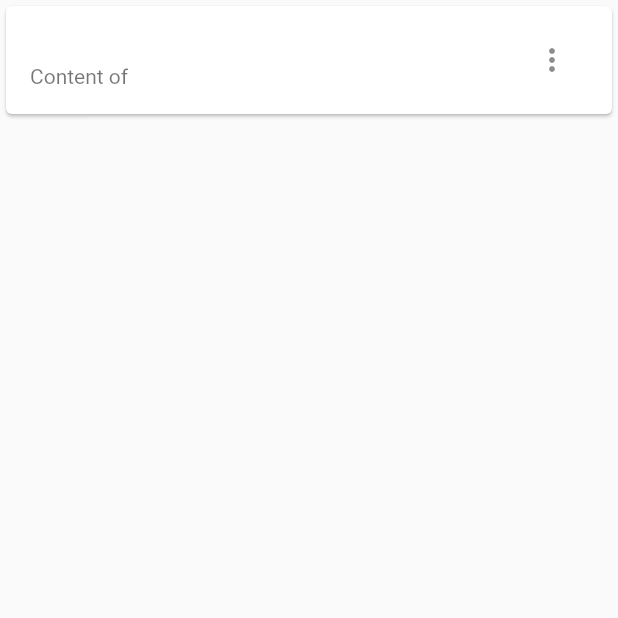
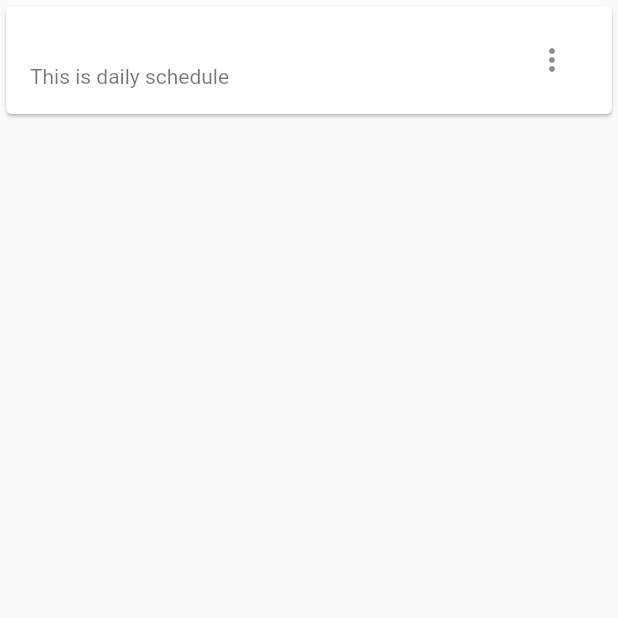
Before and after one commit to florbedo/dongbaek, a Flutter app: the AddSchedulePage screen opened by its route, after a tap on "Create", on a phone screen of 412 x 824 dp, the top half of it. Run offline on Flutter 3.47's test engine with Material 2 defaults, Android fonts, the phone set to English and light mode, and no system bars; our stand-ins replace flutter_bloc.

Commit message:
Add CycleUnitType for Schedule

```diff
--- a/lib/add_schedule_page.dart
+++ b/lib/add_schedule_page.dart
@@ -58,7 +58,7 @@ class _AddSchedulePageState extends State<AddSchedulePage> {
                 ElevatedButton(
                   onPressed: () {
                     _addScheduleFormKey.currentState!.save();
-                    context.read<ScheduleBloc>().add(AddScheduleEvent(_title));
+                    context.read<ScheduleBloc>().add(AddScheduleEvent(_title, _cycleUnitType));
                     Navigator.pop(context);
                   },
                   child: const Text("Create"),
@@ -71,8 +71,3 @@ class _AddSchedulePageState extends State<AddSchedulePage> {
     );
   }
 }
-
-enum CycleUnitType {
-  daily,
-  weekly,
-}
--- a/lib/blocs/schedule_bloc.dart
+++ b/lib/blocs/schedule_bloc.dart
@@ -7,8 +7,9 @@ abstract class ScheduleEvent {}
 
 class AddScheduleEvent extends ScheduleEvent {
   final String title;
+  final CycleUnitType cycleUnitType;
 
-  AddScheduleEvent(this.title);
+  AddScheduleEvent(this.title, this.cycleUnitType);
 }
 
 class RemoveScheduleEvent extends ScheduleEvent {
@@ -32,7 +33,7 @@ class ScheduleBloc extends Bloc<ScheduleEvent, List<Schedule>> {
   }
 
   void _handleAddSchedule(AddScheduleEvent e) {
-    Schedule newSchedule = Schedule(Counter.next(), e.title);
+    Schedule newSchedule = Schedule(Counter.next(), e.title, e.cycleUnitType);
     schedules = schedules + [newSchedule];
   }
 
--- a/lib/main.dart
+++ b/lib/main.dart
@@ -45,7 +45,7 @@ class _MyHomePageState extends State<MyHomePage> {
         final tiles = schedules
             .map((schedule) => ListTile(
                   title: Text(schedule.title),
-                  subtitle: Text('Content of ${schedule.title}'),
+                  subtitle: Text('This is ${schedule.cycleUnitType.name} schedule'),
                   trailing: IconButton(
                     icon: const Icon(Icons.more_vert),
                     onPressed: () {
--- a/lib/models/schedule.dart
+++ b/lib/models/schedule.dart
@@ -1,6 +1,12 @@
 class Schedule {
   final int id;
   final String title;
+  final CycleUnitType cycleUnitType;
 
-  Schedule(this.id, this.title);
+  Schedule(this.id, this.title, this.cycleUnitType);
 }
+
+enum CycleUnitType {
+  daily,
+  weekly,
+}
```
